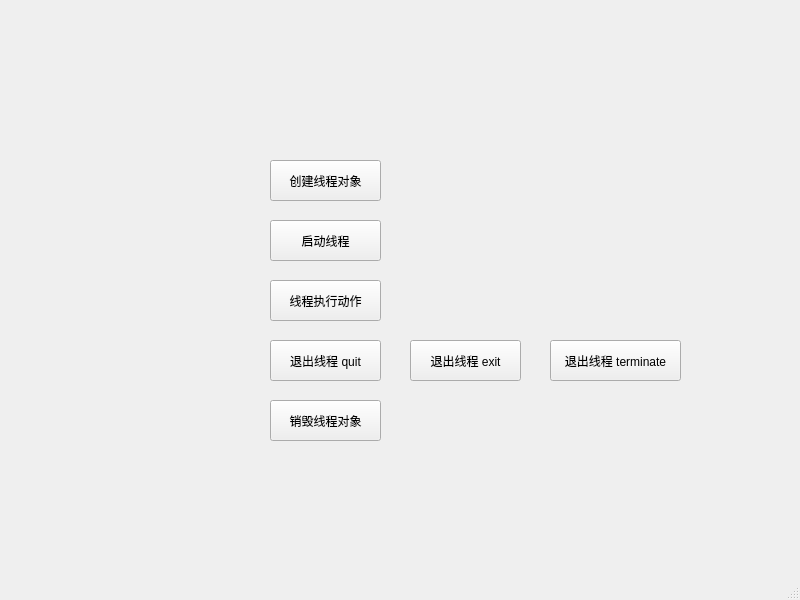
Before: the Qt Designer form test_thread/mainwindow.ui in chonglongshan/qt_study, drawn with Qt 5.
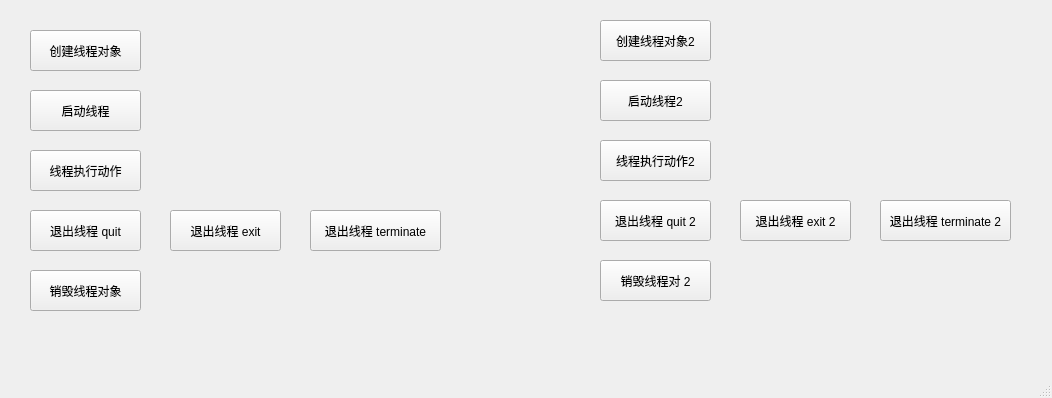
After: the same form once the commit is applied.

Commit message: 另一种使用线程的方式。继承线程基类。

```diff
--- a/test_thread/mainwindow.ui
+++ b/test_thread/mainwindow.ui
@@ -6,8 +6,8 @@
    <rect>
     <x>0</x>
     <y>0</y>
-    <width>800</width>
-    <height>600</height>
+    <width>1052</width>
+    <height>398</height>
    </rect>
   </property>
   <property name="windowTitle">
@@ -17,8 +17,8 @@
    <widget class="QPushButton" name="pushButton_thread_start">
     <property name="geometry">
      <rect>
-      <x>270</x>
-      <y>220</y>
+      <x>30</x>
+      <y>90</y>
       <width>111</width>
       <height>41</height>
      </rect>
@@ -30,8 +30,8 @@
    <widget class="QPushButton" name="pushButton_thread_quit">
     <property name="geometry">
      <rect>
-      <x>270</x>
-      <y>340</y>
+      <x>30</x>
+      <y>210</y>
       <width>111</width>
       <height>41</height>
      </rect>
@@ -43,8 +43,8 @@
    <widget class="QPushButton" name="pushButton_thread_object_construct">
     <property name="geometry">
      <rect>
-      <x>270</x>
-      <y>160</y>
+      <x>30</x>
+      <y>30</y>
       <width>111</width>
       <height>41</height>
      </rect>
@@ -56,8 +56,8 @@
    <widget class="QPushButton" name="pushButton_thread_action">
     <property name="geometry">
      <rect>
-      <x>270</x>
-      <y>280</y>
+      <x>30</x>
+      <y>150</y>
       <width>111</width>
       <height>41</height>
      </rect>
@@ -69,8 +69,8 @@
    <widget class="QPushButton" name="pushButton_thread_object_delete">
     <property name="geometry">
      <rect>
-      <x>270</x>
-      <y>400</y>
+      <x>30</x>
+      <y>270</y>
       <width>111</width>
       <height>41</height>
      </rect>
@@ -82,8 +82,8 @@
    <widget class="QPushButton" name="pushButton_thread_exit">
     <property name="geometry">
      <rect>
-      <x>410</x>
-      <y>340</y>
+      <x>170</x>
+      <y>210</y>
       <width>111</width>
       <height>41</height>
      </rect>
@@ -95,8 +95,8 @@
    <widget class="QPushButton" name="pushButton_thread_terminate">
     <property name="geometry">
      <rect>
-      <x>550</x>
-      <y>340</y>
+      <x>310</x>
+      <y>210</y>
       <width>131</width>
       <height>41</height>
      </rect>
@@ -105,6 +105,97 @@
      <string>退出线程 terminate</string>
     </property>
    </widget>
+   <widget class="QPushButton" name="pushButton_thread_start_2">
+    <property name="geometry">
+     <rect>
+      <x>600</x>
+      <y>80</y>
+      <width>111</width>
+      <height>41</height>
+     </rect>
+    </property>
+    <property name="text">
+     <string>启动线程2</string>
+    </property>
+   </widget>
+   <widget class="QPushButton" name="pushButton_thread_quit_2">
+    <property name="geometry">
+     <rect>
+      <x>600</x>
+      <y>200</y>
+      <width>111</width>
+      <height>41</height>
+     </rect>
+    </property>
+    <property name="text">
+     <string>退出线程 quit 2</string>
+    </property>
+   </widget>
+   <widget class="QPushButton" name="pushButton_thread_object_delete_2">
+    <property name="geometry">
+     <rect>
+      <x>600</x>
+      <y>260</y>
+      <width>111</width>
+      <height>41</height>
+     </rect>
+    </property>
+    <property name="text">
+     <string>销毁线程对 2</string>
+    </property>
+   </widget>
+   <widget class="QPushButton" name="pushButton_thread_exit_2">
+    <property name="geometry">
+     <rect>
+      <x>740</x>
+      <y>200</y>
+      <width>111</width>
+      <height>41</height>
+     </rect>
+    </property>
+    <property name="text">
+     <string>退出线程 exit 2</string>
+    </property>
+   </widget>
+   <widget class="QPushButton" name="pushButton_thread_terminate_2">
+    <property name="geometry">
+     <rect>
+      <x>880</x>
+      <y>200</y>
+      <width>131</width>
+      <height>41</height>
+     </rect>
+    </property>
+    <property name="text">
+     <string>退出线程 terminate 2</string>
+    </property>
+   </widget>
+   <widget class="QPushButton" name="pushButton_thread_object_construct_2">
+    <property name="geometry">
+     <rect>
+      <x>600</x>
+      <y>20</y>
+      <width>111</width>
+      <height>41</height>
+     </rect>
+    </property>
+    <property name="text">
+     <string>创建线程对象2</string>
+    </property>
+   </widget>
+   <widget class="QPushButton" name="pushButton_thread_action_2">
+    <property name="geometry">
+     <rect>
+      <x>600</x>
+      <y>140</y>
+      <width>111</width>
+      <height>41</height>
+     </rect>
+    </property>
+    <property name="text">
+     <string>线程执行动作2</string>
+    </property>
+   </widget>
   </widget>
   <widget class="QMenuBar" name="menubar">
    <property name="geometry">
```
Left out of the diff: 2 changed lines with no effect on the pictures. The commit also changes 6 other files.
